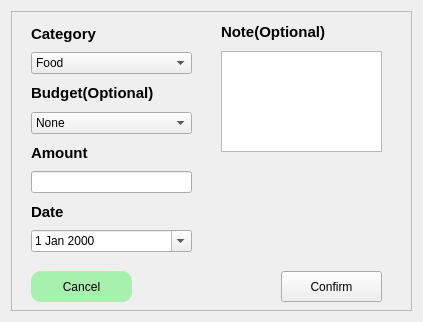
Above: moneyapp/ui/raw/Popup_Expense.ui from nemo984/money-app before the change. Below: the same form after it.
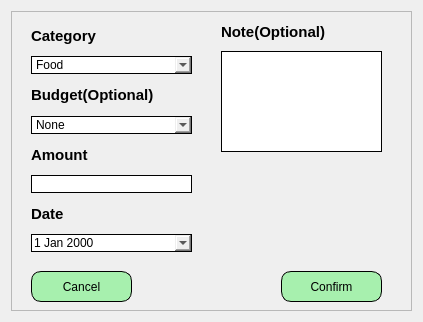
That is the form after the change.

```diff
--- a/moneyapp/ui/raw/Popup_Expense.ui
+++ b/moneyapp/ui/raw/Popup_Expense.ui
@@ -14,13 +14,18 @@
    <string>Dialog</string>
   </property>
   <property name="styleSheet">
-   <string notr="true">#addExpense_btn{
+   <string notr="true">#confirm_btn{
 background-color:#A7F0AE;
 border-radius: 10px;
+border: 1px solid black;
 }
 #cancel_btn{
 background-color:#A7F0AE;
 border-radius: 10px;
+border: 1px solid black;
+}
+#amount_entry,#note_entry,#budget_comboBox,#category_comboBox,#date_entry{
+border: 1px solid black;
 }
 </string>
   </property>
@@ -81,7 +86,6 @@
          <property name="font">
           <font>
            <pointsize>11</pointsize>
-           <weight>75</weight>
            <bold>true</bold>
           </font>
          </property>
@@ -149,7 +153,6 @@
          <property name="font">
           <font>
            <pointsize>11</pointsize>
-           <weight>75</weight>
            <bold>true</bold>
           </font>
          </property>
@@ -172,7 +175,6 @@
          <property name="font">
           <font>
            <pointsize>11</pointsize>
-           <weight>75</weight>
            <bold>true</bold>
           </font>
          </property>
@@ -189,7 +191,6 @@
          <property name="font">
           <font>
            <pointsize>11</pointsize>
-           <weight>75</weight>
            <bold>true</bold>
           </font>
          </property>
@@ -223,9 +224,9 @@
      <widget class="QLabel" name="label_6">
       <property name="geometry">
        <rect>
-        <x>180</x>
+        <x>190</x>
         <y>160</y>
-        <width>211</width>
+        <width>201</width>
         <height>21</height>
        </rect>
       </property>
```
Left out of the diff: 1 changed line with no effect on the pictures.
